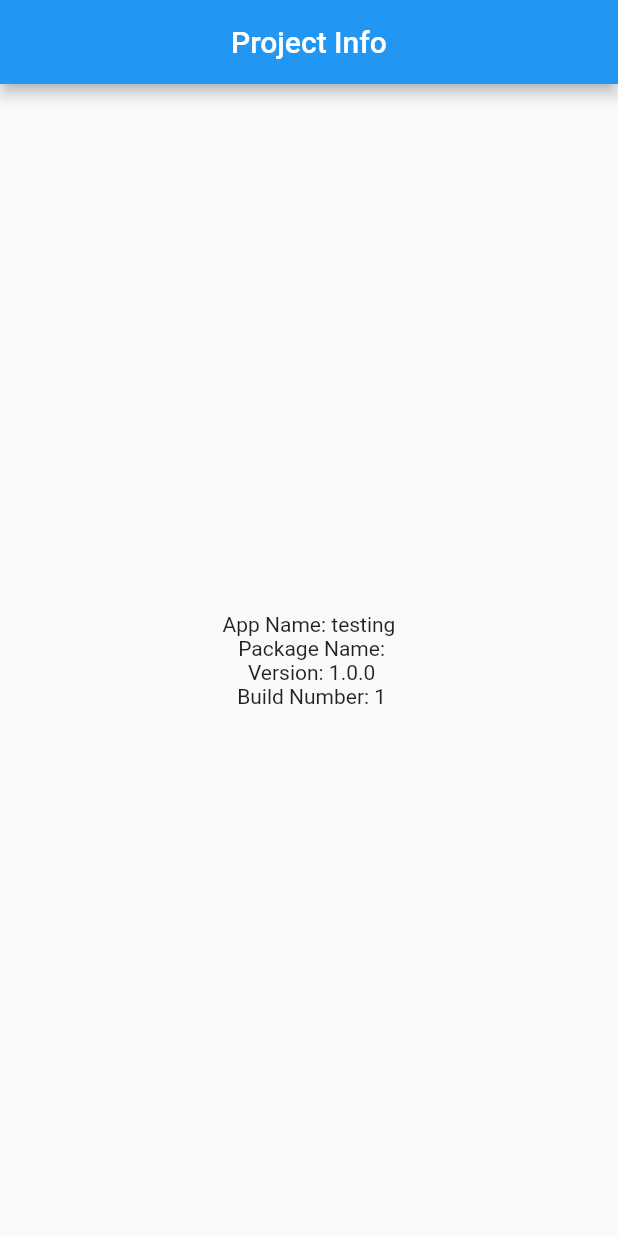
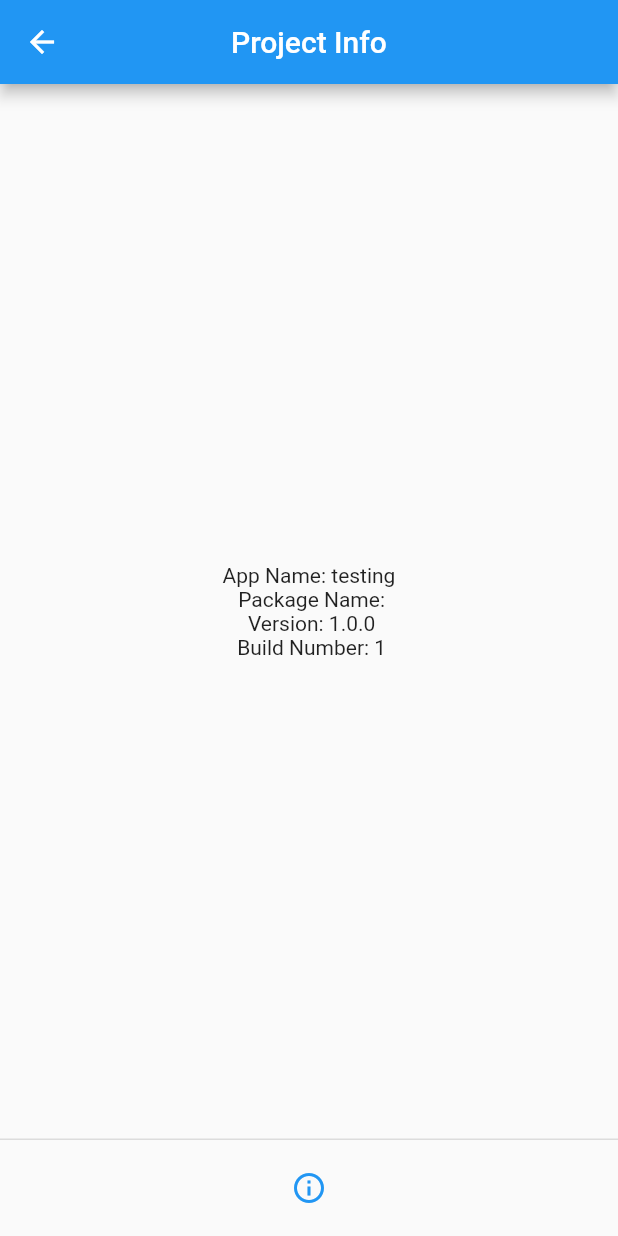
Before and after one commit to Hadjimamas/Testing_Project, a Flutter app: the screen it shows after launch, scrolled down 383 dp, after a tap on the "info outline" icon, on a phone screen of 412 x 824 dp. Run offline on Flutter 3.47's test engine with Material 2 defaults, Android fonts, the phone set to English and light mode, and no system bars; drawn by our look-alikes of overlay_support; our stand-ins replace connectivity_plus, google_fonts, internet_connection_checker, package_info_plus.

```diff
--- a/lib/package_info.dart
+++ b/lib/package_info.dart
@@ -1,25 +1,15 @@
 import 'package:flutter/material.dart';
+import 'package:overlay_support/overlay_support.dart';
 import 'package:package_info_plus/package_info_plus.dart';
 
-class ProjectInfo extends StatelessWidget {
+class ProjectInfo extends StatefulWidget {
   const ProjectInfo({Key? key}) : super(key: key);
 
   @override
-  Widget build(BuildContext context) {
-    return MaterialApp(
-      debugShowCheckedModeBanner: false,
-      title: 'Flutter Demo',
-      theme: ThemeData(
-        primarySwatch: Colors.blue,
-      ),
-      home: const ProjectInfoPage(),
-    );
-  }
+  ProjectInfoState createState() => ProjectInfoState();
 }
 
-class ProjectInfoPage extends StatelessWidget {
-  const ProjectInfoPage({Key? key}) : super(key: key);
-
+class ProjectInfoState extends State<ProjectInfo> {
   Future<PackageInfo> _getPackageInfo() {
     return PackageInfo.fromPlatform();
   }
@@ -27,6 +17,24 @@ class ProjectInfoPage extends StatelessWidget {
   @override
   Widget build(BuildContext context) {
     return Scaffold(
+      persistentFooterButtons: [
+        Row(
+          mainAxisAlignment: MainAxisAlignment.center,
+          children: [
+            IconButton(
+              alignment: Alignment.center,
+              tooltip: 'Project Info',
+              onPressed: () {
+                toast('Footer');
+              },
+              icon: const Icon(
+                Icons.info_outline,
+                color: Colors.blue,
+              ),
+            ),
+          ],
+        ),
+      ],
       appBar: AppBar(
         title: const Text('Project Info'),
         centerTitle: true,
```
Also changed, not shown: 1 other file.
